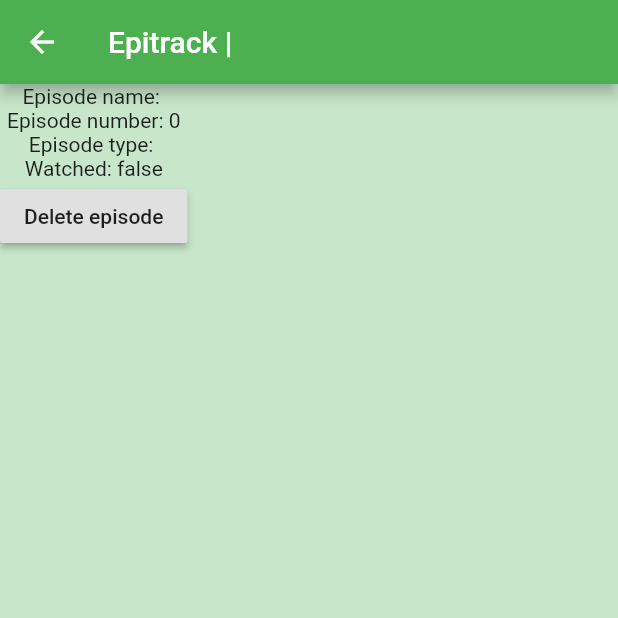
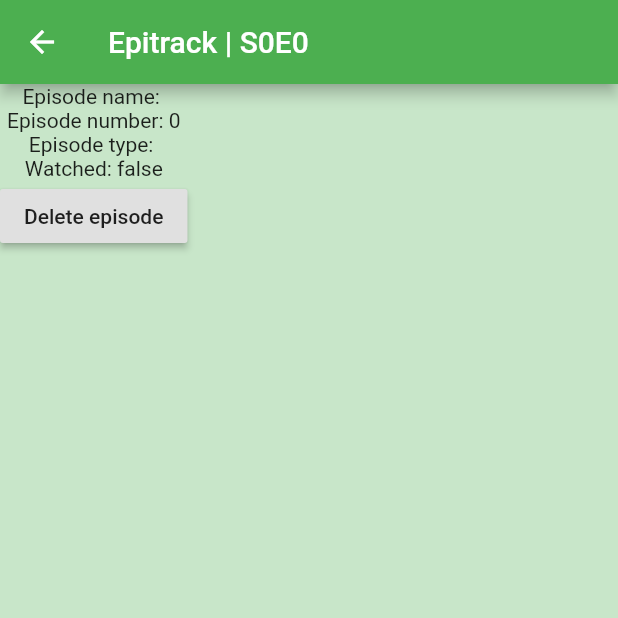
Before and after one commit to ericomoura/epitrack, a Flutter app: the EpisodeDetailsScreen screen opened directly with empty values, on a phone screen of 412 x 824 dp, the top half of it. Run offline on Flutter 3.47's test engine with Material 2 defaults, Android fonts, the light colour scheme and no system bars; generated files the repository leaves out were written again.

Commit message:
Added season and episode number to appbar in details screens

```diff
--- a/lib/main.dart
+++ b/lib/main.dart
@@ -502,7 +502,7 @@
   @override
   Widget build(BuildContext context){
     return Scaffold(
-      appBar: AppBar(title: Text('Epitrack | $_show')),
+      appBar: AppBar(title: Text('Epitrack | S' + _season.getNumber().toString() + ' $_show')),
       body: Column(
         children: [
           Text('Season name: ' + _season.getName()),
@@ -643,7 +643,9 @@
   @override
   Widget build(BuildContext context){
     return Scaffold(
-      appBar: AppBar(title: Text('Epitrack | $_show')),
+      appBar: AppBar(title: _season == null ?   // Remove season number from appbar if there is no season
+                        Text('Epitrack | E' + _episode.getNumber().toString() + ' $_show')
+                      : Text('Epitrack | S' + _season.getNumber().toString() + 'E' + _episode.getNumber().toString() + ' $_show')),
       body: Column(
         children: [
           Text('Episode name: ' + _episode.getName()),
```
